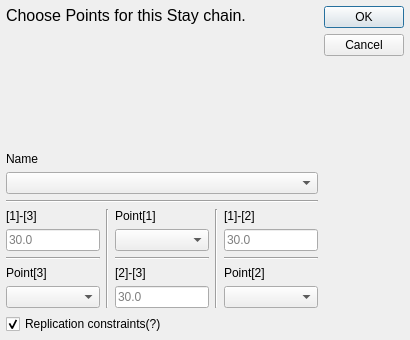
Qt form core/draw/edit_chain.ui (KmolYuan/Pyslvs-UI) before a commit.
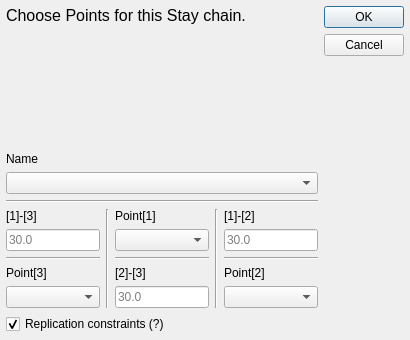
The same form after that commit. Icons and pictures are not drawn.

What changed in the file:
```diff
--- a/core/draw/edit_chain.ui
+++ b/core/draw/edit_chain.ui
@@ -58,6 +58,12 @@
     <layout class="QVBoxLayout" name="verticalLayout_5">
      <item>
       <widget class="QLabel" name="label">
+       <property name="sizePolicy">
+        <sizepolicy hsizetype="Preferred" vsizetype="Expanding">
+         <horstretch>0</horstretch>
+         <verstretch>0</verstretch>
+        </sizepolicy>
+       </property>
        <property name="text">
         <string>&lt;html&gt;&lt;head/&gt;&lt;body&gt;&lt;p&gt;&lt;span style=&quot; font-size:12pt;&quot;&gt;Choose Points for this Stay chain.&lt;/span&gt;&lt;/p&gt;&lt;/body&gt;&lt;/html&gt;</string>
        </property>
@@ -72,19 +78,6 @@
        </property>
       </widget>
      </item>
-     <item>
-      <spacer name="verticalSpacer_3">
-       <property name="orientation">
-        <enum>Qt::Vertical</enum>
-       </property>
-       <property name="sizeHint" stdset="0">
-        <size>
-         <width>20</width>
-         <height>40</height>
-        </size>
-       </property>
-      </spacer>
-     </item>
      <item>
       <widget class="QLabel" name="label_2">
        <property name="sizePolicy">
@@ -237,7 +230,7 @@
         <string>Remove the links that contain these points.</string>
        </property>
        <property name="text">
-        <string>Replication constraints(?)</string>
+        <string>Replication constraints (?)</string>
        </property>
        <property name="checked">
         <bool>true</bool>
```
Left out of the diff: 2 changed lines with no effect on the pictures.
